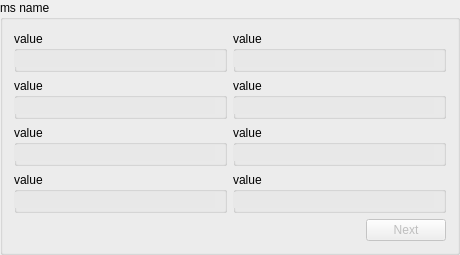
Qt form code/display/region/QtMsRegionStats.ui (radio-astro/casa) before a commit.
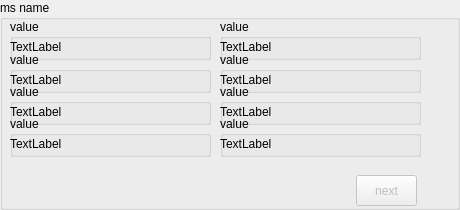
The same form after that commit.

Commit message:
New Development: no             JIRA Issue: no       Ready to Release: yes      Interface Changes: none What Interface Changed: none          Test Programs: none   Put in Release Notes: no
           Description: cleaning up the viewer dock because it was too tall to fit on my laptop screen (MB Air 11")

The edit to the form file:
```diff
--- a/code/display/region/QtMsRegionStats.ui
+++ b/code/display/region/QtMsRegionStats.ui
@@ -7,11 +7,11 @@
     <x>0</x>
     <y>0</y>
     <width>460</width>
-    <height>254</height>
+    <height>210</height>
    </rect>
   </property>
   <property name="sizePolicy">
-   <sizepolicy hsizetype="MinimumExpanding" vsizetype="Preferred">
+   <sizepolicy hsizetype="Preferred" vsizetype="Preferred">
     <horstretch>0</horstretch>
     <verstretch>0</verstretch>
    </sizepolicy>
@@ -25,7 +25,7 @@
   <property name="maximumSize">
    <size>
     <width>16777215</width>
-    <height>254</height>
+    <height>210</height>
    </size>
   </property>
   <property name="windowTitle">
@@ -34,22 +34,20 @@
   <property name="title">
    <string>ms name</string>
   </property>
-  <layout class="QVBoxLayout" name="verticalLayout">
-   <item>
-    <layout class="QGridLayout" name="gridLayout">
-     <item row="0" column="0">
       <widget class="QGroupBox" name="box11">
-       <property name="sizePolicy">
-        <sizepolicy hsizetype="MinimumExpanding" vsizetype="MinimumExpanding">
-         <horstretch>0</horstretch>
-         <verstretch>0</verstretch>
-        </sizepolicy>
-       </property>
-       <property name="minimumSize">
-        <size>
+   <property name="geometry">
+    <rect>
+     <x>10</x>
+     <y>19</y>
          <width>201</width>
          <height>41</height>
-        </size>
+    </rect>
+   </property>
+   <property name="sizePolicy">
+    <sizepolicy hsizetype="Preferred" vsizetype="Minimum">
+     <horstretch>0</horstretch>
+     <verstretch>0</verstretch>
+    </sizepolicy>
        </property>
        <property name="title">
         <string>value</string>
@@ -57,91 +55,34 @@
        <property name="flat">
         <bool>true</bool>
        </property>
-       <widget class="QLineEdit" name="text11">
+   <widget class="QLabel" name="text11">
         <property name="geometry">
          <rect>
           <x>0</x>
-          <y>20</y>
-          <width>201</width>
-          <height>16</height>
-         </rect>
-        </property>
-        <property name="sizePolicy">
-         <sizepolicy hsizetype="Preferred" vsizetype="Fixed">
-          <horstretch>0</horstretch>
-          <verstretch>0</verstretch>
-         </sizepolicy>
-        </property>
-        <property name="palette">
-         <palette>
-          <active>
-           <colorrole role="Base">
-            <brush brushstyle="SolidPattern">
-             <color alpha="255">
-              <red>232</red>
-              <green>232</green>
-              <blue>232</blue>
-             </color>
-            </brush>
-           </colorrole>
-          </active>
-          <inactive>
-           <colorrole role="Base">
-            <brush brushstyle="SolidPattern">
-             <color alpha="255">
-              <red>232</red>
-              <green>232</green>
-              <blue>232</blue>
-             </color>
-            </brush>
-           </colorrole>
-          </inactive>
-          <disabled>
-           <colorrole role="Base">
-            <brush brushstyle="SolidPattern">
-             <color alpha="255">
-              <red>212</red>
-              <green>208</green>
-              <blue>200</blue>
-             </color>
-            </brush>
-           </colorrole>
-          </disabled>
-         </palette>
-        </property>
-        <property name="font">
-         <font>
-          <pointsize>10</pointsize>
-         </font>
-        </property>
-        <property name="acceptDrops">
-         <bool>false</bool>
-        </property>
-        <property name="maxLength">
-         <number>50</number>
-        </property>
-        <property name="frame">
-         <bool>false</bool>
-        </property>
-        <property name="readOnly">
-         <bool>true</bool>
-        </property>
-       </widget>
-      </widget>
-     </item>
-     <item row="0" column="1">
+      <y>18</y>
+      <width>203</width>
+      <height>20</height>
+     </rect>
+    </property>
+    <property name="text">
+     <string>TextLabel</string>
+    </property>
+   </widget>
+  </widget>
       <widget class="QGroupBox" name="box12">
-       <property name="sizePolicy">
-        <sizepolicy hsizetype="MinimumExpanding" vsizetype="MinimumExpanding">
-         <horstretch>0</horstretch>
-         <verstretch>0</verstretch>
-        </sizepolicy>
-       </property>
-       <property name="minimumSize">
-        <size>
+   <property name="geometry">
+    <rect>
+     <x>220</x>
+     <y>19</y>
          <width>201</width>
          <height>41</height>
-        </size>
+    </rect>
+   </property>
+   <property name="sizePolicy">
+    <sizepolicy hsizetype="Preferred" vsizetype="Minimum">
+     <horstretch>0</horstretch>
+     <verstretch>0</verstretch>
+    </sizepolicy>
        </property>
        <property name="title">
         <string>value</string>
@@ -149,91 +90,34 @@
        <property name="flat">
         <bool>true</bool>
        </property>
-       <widget class="QLineEdit" name="text12">
+   <widget class="QLabel" name="text12">
         <property name="geometry">
          <rect>
           <x>0</x>
-          <y>20</y>
-          <width>201</width>
-          <height>16</height>
-         </rect>
-        </property>
-        <property name="sizePolicy">
-         <sizepolicy hsizetype="Preferred" vsizetype="Fixed">
-          <horstretch>0</horstretch>
-          <verstretch>0</verstretch>
-         </sizepolicy>
-        </property>
-        <property name="palette">
-         <palette>
-          <active>
-           <colorrole role="Base">
-            <brush brushstyle="SolidPattern">
-             <color alpha="255">
-              <red>232</red>
-              <green>232</green>
-              <blue>232</blue>
-             </color>
-            </brush>
-           </colorrole>
-          </active>
-          <inactive>
-           <colorrole role="Base">
-            <brush brushstyle="SolidPattern">
-             <color alpha="255">
-              <red>232</red>
-              <green>232</green>
-              <blue>232</blue>
-             </color>
-            </brush>
-           </colorrole>
-          </inactive>
-          <disabled>
-           <colorrole role="Base">
-            <brush brushstyle="SolidPattern">
-             <color alpha="255">
-              <red>212</red>
-              <green>208</green>
-              <blue>200</blue>
-             </color>
-            </brush>
-           </colorrole>
-          </disabled>
-         </palette>
-        </property>
-        <property name="font">
-         <font>
-          <pointsize>10</pointsize>
-         </font>
-        </property>
-        <property name="acceptDrops">
-         <bool>false</bool>
-        </property>
-        <property name="maxLength">
-         <number>50</number>
-        </property>
-        <property name="frame">
-         <bool>false</bool>
-        </property>
-        <property name="readOnly">
-         <bool>true</bool>
-        </property>
-       </widget>
-      </widget>
-     </item>
-     <item row="1" column="0">
+      <y>18</y>
+      <width>203</width>
+      <height>20</height>
+     </rect>
+    </property>
+    <property name="text">
+     <string>TextLabel</string>
+    </property>
+   </widget>
+  </widget>
       <widget class="QGroupBox" name="box21">
-       <property name="sizePolicy">
-        <sizepolicy hsizetype="MinimumExpanding" vsizetype="MinimumExpanding">
-         <horstretch>0</horstretch>
-         <verstretch>0</verstretch>
-        </sizepolicy>
-       </property>
-       <property name="minimumSize">
-        <size>
+   <property name="geometry">
+    <rect>
+     <x>10</x>
+     <y>52</y>
          <width>201</width>
          <height>41</height>
-        </size>
+    </rect>
+   </property>
+   <property name="sizePolicy">
+    <sizepolicy hsizetype="Preferred" vsizetype="Minimum">
+     <horstretch>0</horstretch>
+     <verstretch>0</verstretch>
+    </sizepolicy>
        </property>
        <property name="title">
         <string>value</string>
@@ -241,91 +125,34 @@
        <property name="flat">
         <bool>true</bool>
        </property>
-       <widget class="QLineEdit" name="text21">
+   <widget class="QLabel" name="text21">
         <property name="geometry">
          <rect>
           <x>0</x>
-          <y>20</y>
-          <width>201</width>
-          <height>16</height>
-         </rect>
-        </property>
-        <property name="sizePolicy">
-         <sizepolicy hsizetype="Preferred" vsizetype="Fixed">
-          <horstretch>0</horstretch>
-          <verstretch>0</verstretch>
-         </sizepolicy>
-        </property>
-        <property name="palette">
-         <palette>
-          <active>
-           <colorrole role="Base">
-            <brush brushstyle="SolidPattern">
-             <color alpha="255">
-              <red>232</red>
-              <green>232</green>
-              <blue>232</blue>
-             </color>
-            </brush>
-           </colorrole>
-          </active>
-          <inactive>
-           <colorrole role="Base">
-            <brush brushstyle="SolidPattern">
-             <color alpha="255">
-              <red>232</red>
-              <green>232</green>
-              <blue>232</blue>
-             </color>
-            </brush>
-           </colorrole>
-          </inactive>
-          <disabled>
-           <colorrole role="Base">
-            <brush brushstyle="SolidPattern">
-             <color alpha="255">
-              <red>212</red>
-              <green>208</green>
-              <blue>200</blue>
-             </color>
-            </brush>
-           </colorrole>
-          </disabled>
-         </palette>
-        </property>
-        <property name="font">
-         <font>
-          <pointsize>10</pointsize>
-         </font>
-        </property>
-        <property name="acceptDrops">
-         <bool>false</bool>
-        </property>
-        <property name="maxLength">
-         <number>50</number>
-        </property>
-        <property name="frame">
-         <bool>false</bool>
-        </property>
-        <property name="readOnly">
-         <bool>true</bool>
-        </property>
-       </widget>
-      </widget>
-     </item>
-     <item row="1" column="1">
+      <y>18</y>
+      <width>203</width>
+      <height>20</height>
+     </rect>
+    </property>
+    <property name="text">
+     <string>TextLabel</string>
+    </property>
+   </widget>
+  </widget>
       <widget class="QGroupBox" name="box22">
-       <property name="sizePolicy">
-        <sizepolicy hsizetype="MinimumExpanding" vsizetype="MinimumExpanding">
-         <horstretch>0</horstretch>
-         <verstretch>0</verstretch>
-        </sizepolicy>
-       </property>
-       <property name="minimumSize">
-        <size>
+   <property name="geometry">
+    <rect>
+     <x>220</x>
+     <y>52</y>
          <width>201</width>
          <height>41</height>
-        </size>
+    </rect>
+   </property>
+   <property name="sizePolicy">
+    <sizepolicy hsizetype="Preferred" vsizetype="Minimum">
+     <horstretch>0</horstretch>
+     <verstretch>0</verstretch>
+    </sizepolicy>
        </property>
        <property name="title">
         <string>value</string>
@@ -333,91 +160,34 @@
        <property name="flat">
         <bool>true</bool>
        </property>
-       <widget class="QLineEdit" name="text22">
+   <widget class="QLabel" name="text22">
         <property name="geometry">
          <rect>
           <x>0</x>
-          <y>20</y>
-          <width>201</width>
-          <height>16</height>
-         </rect>
-        </property>
-        <property name="sizePolicy">
-         <sizepolicy hsizetype="Preferred" vsizetype="Fixed">
-          <horstretch>0</horstretch>
-          <verstretch>0</verstretch>
-         </sizepolicy>
-        </property>
-        <property name="palette">
-         <palette>
-          <active>
-           <colorrole role="Base">
-            <brush brushstyle="SolidPattern">
-             <color alpha="255">
-              <red>232</red>
-              <green>232</green>
-              <blue>232</blue>
-             </color>
-            </brush>
-           </colorrole>
-          </active>
-          <inactive>
-           <colorrole role="Base">
-            <brush brushstyle="SolidPattern">
-             <color alpha="255">
-              <red>232</red>
-              <green>232</green>
-              <blue>232</blue>
-             </color>
-            </brush>
-           </colorrole>
-          </inactive>
-          <disabled>
-           <colorrole role="Base">
-            <brush brushstyle="SolidPattern">
-             <color alpha="255">
-              <red>212</red>
-              <green>208</green>
-              <blue>200</blue>
-             </color>
-            </brush>
-           </colorrole>
-          </disabled>
-         </palette>
-        </property>
-        <property name="font">
-         <font>
-          <pointsize>10</pointsize>
-         </font>
-        </property>
-        <property name="acceptDrops">
-         <bool>false</bool>
-        </property>
-        <property name="maxLength">
-         <number>50</number>
-        </property>
-        <property name="frame">
-         <bool>false</bool>
-        </property>
-        <property name="readOnly">
-         <bool>true</bool>
-        </property>
-       </widget>
-      </widget>
-     </item>
-     <item row="2" column="0">
+      <y>18</y>
+      <width>203</width>
+      <height>20</height>
+     </rect>
+    </property>
+    <property name="text">
+     <string>TextLabel</string>
+    </property>
+   </widget>
+  </widget>
       <widget class="QGroupBox" name="box31">
-       <property name="sizePolicy">
-        <sizepolicy hsizetype="MinimumExpanding" vsizetype="MinimumExpanding">
-         <horstretch>0</horstretch>
-         <verstretch>0</verstretch>
-        </sizepolicy>
-       </property>
-       <property name="minimumSize">
-        <size>
+   <property name="geometry">
+    <rect>
+     <x>10</x>
+     <y>84</y>
          <width>201</width>
          <height>41</height>
-        </size>
+    </rect>
+   </property>
+   <property name="sizePolicy">
+    <sizepolicy hsizetype="Preferred" vsizetype="Minimum">
+     <horstretch>0</horstretch>
+     <verstretch>0</verstretch>
+    </sizepolicy>
        </property>
        <property name="title">
         <string>value</string>
@@ -425,91 +195,34 @@
        <property name="flat">
         <bool>true</bool>
        </property>
-       <widget class="QLineEdit" name="text31">
+   <widget class="QLabel" name="text31">
         <property name="geometry">
          <rect>
           <x>0</x>
-          <y>20</y>
-          <width>201</width>
-          <height>16</height>
-         </rect>
-        </property>
-        <property name="sizePolicy">
-         <sizepolicy hsizetype="Preferred" vsizetype="Fixed">
-          <horstretch>0</horstretch>
-          <verstretch>0</verstretch>
-         </sizepolicy>
-        </property>
-        <property name="palette">
-         <palette>
-          <active>
-           <colorrole role="Base">
-            <brush brushstyle="SolidPattern">
-             <color alpha="255">
-              <red>232</red>
-              <green>232</green>
-              <blue>232</blue>
-             </color>
-            </brush>
-           </colorrole>
-          </active>
-          <inactive>
-           <colorrole role="Base">
-            <brush brushstyle="SolidPattern">
-             <color alpha="255">
-              <red>232</red>
-              <green>232</green>
-              <blue>232</blue>
-             </color>
-            </brush>
-           </colorrole>
-          </inactive>
-          <disabled>
-           <colorrole role="Base">
-            <brush brushstyle="SolidPattern">
-             <color alpha="255">
-              <red>212</red>
-              <green>208</green>
-              <blue>200</blue>
-             </color>
-            </brush>
-           </colorrole>
-          </disabled>
-         </palette>
-        </property>
-        <property name="font">
-         <font>
-          <pointsize>10</pointsize>
-         </font>
-        </property>
-        <property name="acceptDrops">
-         <bool>false</bool>
-        </property>
-        <property name="maxLength">
-         <number>50</number>
-        </property>
-        <property name="frame">
-         <bool>false</bool>
-        </property>
-        <property name="readOnly">
-         <bool>true</bool>
-        </property>
-       </widget>
-      </widget>
-     </item>
-     <item row="2" column="1">
+      <y>18</y>
+      <width>203</width>
+      <height>20</height>
+     </rect>
+    </property>
+    <property name="text">
+     <string>TextLabel</string>
+    </property>
+   </widget>
+  </widget>
       <widget class="QGroupBox" name="box32">
-       <property name="sizePolicy">
-        <sizepolicy hsizetype="MinimumExpanding" vsizetype="MinimumExpanding">
-         <horstretch>0</horstretch>
-         <verstretch>0</verstretch>
-        </sizepolicy>
-       </property>
-       <property name="minimumSize">
-        <size>
+   <property name="geometry">
+    <rect>
+     <x>220</x>
+     <y>84</y>
          <width>201</width>
          <height>41</height>
-        </size>
+    </rect>
+   </property>
+   <property name="sizePolicy">
+    <sizepolicy hsizetype="Preferred" vsizetype="Minimum">
+     <horstretch>0</horstretch>
+     <verstretch>0</verstretch>
+    </sizepolicy>
        </property>
        <property name="title">
         <string>value</string>
@@ -517,91 +230,34 @@
        <property name="flat">
         <bool>true</bool>
        </property>
-       <widget class="QLineEdit" name="text32">
+   <widget class="QLabel" name="text32">
         <property name="geometry">
          <rect>
           <x>0</x>
-          <y>20</y>
-          <width>201</width>
-          <height>16</height>
-         </rect>
-        </property>
-        <property name="sizePolicy">
-         <sizepolicy hsizetype="Preferred" vsizetype="Fixed">
-          <horstretch>0</horstretch>
-          <verstretch>0</verstretch>
-         </sizepolicy>
-        </property>
-        <property name="palette">
-         <palette>
-          <active>
-           <colorrole role="Base">
-            <brush brushstyle="SolidPattern">
-             <color alpha="255">
-              <red>232</red>
-              <green>232</green>
-              <blue>232</blue>
-             </color>
-            </brush>
-           </colorrole>
-          </active>
-          <inactive>
-           <colorrole role="Base">
-            <brush brushstyle="SolidPattern">
-             <color alpha="255">
-              <red>232</red>
-              <green>232</green>
-              <blue>232</blue>
-             </color>
-            </brush>
-           </colorrole>
-          </inactive>
-          <disabled>
-           <colorrole role="Base">
-            <brush brushstyle="SolidPattern">
-             <color alpha="255">
-              <red>212</red>
-              <green>208</green>
-              <blue>200</blue>
-             </color>
-            </brush>
-           </colorrole>
-          </disabled>
-         </palette>
-        </property>
-        <property name="font">
-         <font>
-          <pointsize>10</pointsize>
-         </font>
-        </property>
-        <property name="acceptDrops">
-         <bool>false</bool>
-        </property>
-        <property name="maxLength">
-         <number>50</number>
-        </property>
-        <property name="frame">
-         <bool>false</bool>
-        </property>
-        <property name="readOnly">
-         <bool>true</bool>
-        </property>
-       </widget>
-      </widget>
-     </item>
-     <item row="3" column="0">
+      <y>18</y>
+      <width>203</width>
+      <height>20</height>
+     </rect>
+    </property>
+    <property name="text">
+     <string>TextLabel</string>
+    </property>
+   </widget>
+  </widget>
       <widget class="QGroupBox" name="box41">
-       <property name="sizePolicy">
-        <sizepolicy hsizetype="MinimumExpanding" vsizetype="MinimumExpanding">
-         <horstretch>0</horstretch>
-         <verstretch>0</verstretch>
-        </sizepolicy>
-       </property>
-       <property name="minimumSize">
-        <size>
+   <property name="geometry">
+    <rect>
+     <x>10</x>
+     <y>116</y>
          <width>201</width>
          <height>41</height>
-        </size>
+    </rect>
+   </property>
+   <property name="sizePolicy">
+    <sizepolicy hsizetype="Preferred" vsizetype="Minimum">
+     <horstretch>0</horstretch>
+     <verstretch>0</verstretch>
+    </sizepolicy>
        </property>
        <property name="title">
         <string>value</string>
@@ -609,91 +265,34 @@
        <property name="flat">
         <bool>true</bool>
        </property>
-       <widget class="QLineEdit" name="text41">
+   <widget class="QLabel" name="text41">
         <property name="geometry">
          <rect>
           <x>0</x>
-          <y>20</y>
-          <width>201</width>
-          <height>16</height>
-         </rect>
-        </property>
-        <property name="sizePolicy">
-         <sizepolicy hsizetype="Preferred" vsizetype="Fixed">
-          <horstretch>0</horstretch>
-          <verstretch>0</verstretch>
-         </sizepolicy>
-        </property>
-        <property name="palette">
-         <palette>
-          <active>
-           <colorrole role="Base">
-            <brush brushstyle="SolidPattern">
-             <color alpha="255">
-              <red>232</red>
-              <green>232</green>
-              <blue>232</blue>
-             </color>
-            </brush>
-           </colorrole>
-          </active>
-          <inactive>
-           <colorrole role="Base">
-            <brush brushstyle="SolidPattern">
-             <color alpha="255">
-              <red>232</red>
-              <green>232</green>
-              <blue>232</blue>
-             </color>
-            </brush>
-           </colorrole>
-          </inactive>
-          <disabled>
-           <colorrole role="Base">
-            <brush brushstyle="SolidPattern">
-             <color alpha="255">
-              <red>212</red>
-              <green>208</green>
-              <blue>200</blue>
-             </color>
-            </brush>
-           </colorrole>
-          </disabled>
-         </palette>
-        </property>
-        <property name="font">
-         <font>
-          <pointsize>10</pointsize>
-         </font>
-        </property>
-        <property name="acceptDrops">
-         <bool>false</bool>
-        </property>
-        <property name="maxLength">
-         <number>50</number>
-        </property>
-        <property name="frame">
-         <bool>false</bool>
-        </property>
-        <property name="readOnly">
-         <bool>true</bool>
-        </property>
-       </widget>
-      </widget>
-     </item>
-     <item row="3" column="1">
+      <y>18</y>
+      <width>203</width>
+      <height>20</height>
+     </rect>
+    </property>
+    <property name="text">
+     <string>TextLabel</string>
+    </property>
+   </widget>
+  </widget>
       <widget class="QGroupBox" name="box42">
-       <property name="sizePolicy">
-        <sizepolicy hsizetype="MinimumExpanding" vsizetype="MinimumExpanding">
-         <horstretch>0</horstretch>
-         <verstretch>0</verstretch>
-        </sizepolicy>
-       </property>
-       <property name="minimumSize">
-        <size>
+   <property name="geometry">
+    <rect>
+     <x>220</x>
+     <y>116</y>
          <width>201</width>
          <height>41</height>
-        </size>
+    </rect>
+   </property>
+   <property name="sizePolicy">
+    <sizepolicy hsizetype="Preferred" vsizetype="Minimum">
+     <horstretch>0</horstretch>
+     <verstretch>0</verstretch>
+    </sizepolicy>
        </property>
        <property name="title">
         <string>value</string>
@@ -701,111 +300,39 @@
        <property name="flat">
         <bool>true</bool>
        </property>
-       <widget class="QLineEdit" name="text42">
+   <widget class="QLabel" name="text42">
         <property name="geometry">
          <rect>
           <x>0</x>
-          <y>20</y>
-          <width>201</width>
-          <height>16</height>
-         </rect>
-        </property>
-        <property name="sizePolicy">
-         <sizepolicy hsizetype="Preferred" vsizetype="Fixed">
-          <horstretch>0</horstretch>
-          <verstretch>0</verstretch>
-         </sizepolicy>
-        </property>
-        <property name="palette">
-         <palette>
-          <active>
-           <colorrole role="Base">
-            <brush brushstyle="SolidPattern">
-             <color alpha="255">
-              <red>232</red>
-              <green>232</green>
-              <blue>232</blue>
-             </color>
-            </brush>
-           </colorrole>
-          </active>
-          <inactive>
-           <colorrole role="Base">
-            <brush brushstyle="SolidPattern">
-             <color alpha="255">
-              <red>232</red>
-              <green>232</green>
-              <blue>232</blue>
-             </color>
-            </brush>
-           </colorrole>
-          </inactive>
-          <disabled>
-           <colorrole role="Base">
-            <brush brushstyle="SolidPattern">
-             <color alpha="255">
-              <red>212</red>
-              <green>208</green>
-              <blue>200</blue>
-             </color>
-            </brush>
-           </colorrole>
-          </disabled>
-         </palette>
-        </property>
-        <property name="font">
-         <font>
-          <pointsize>10</pointsize>
-         </font>
-        </property>
-        <property name="acceptDrops">
-         <bool>false</bool>
-        </property>
-        <property name="maxLength">
-         <number>50</number>
-        </property>
-        <property name="frame">
-         <bool>false</bool>
-        </property>
-        <property name="readOnly">
-         <bool>true</bool>
-        </property>
-       </widget>
-      </widget>
-     </item>
-    </layout>
-   </item>
-   <item>
-    <layout class="QHBoxLayout" name="horizontalLayout">
-     <item>
-      <spacer name="horizontalSpacer">
-       <property name="orientation">
-        <enum>Qt::Horizontal</enum>
-       </property>
-       <property name="sizeHint" stdset="0">
-        <size>
-         <width>40</width>
+      <y>18</y>
+      <width>203</width>
          <height>20</height>
-        </size>
-       </property>
-      </spacer>
-     </item>
-     <item>
+     </rect>
+    </property>
+    <property name="text">
+     <string>TextLabel</string>
+    </property>
+   </widget>
+  </widget>
       <widget class="QPushButton" name="next_button">
        <property name="enabled">
         <bool>false</bool>
        </property>
+   <property name="geometry">
+    <rect>
+     <x>356</x>
+     <y>175</y>
+     <width>61</width>
+     <height>31</height>
+    </rect>
+   </property>
        <property name="text">
-        <string>Next</string>
+    <string>next</string>
        </property>
        <property name="flat">
         <bool>false</bool>
        </property>
       </widget>
-     </item>
-    </layout>
-   </item>
-  </layout>
  </widget>
  <resources/>
  <connections/>
```
Lines whose indentation alone changed are shown as unchanged. The commit also changes 7 other files.
